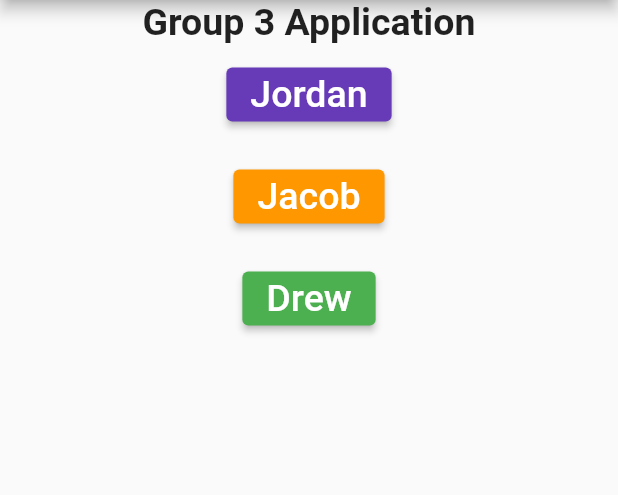
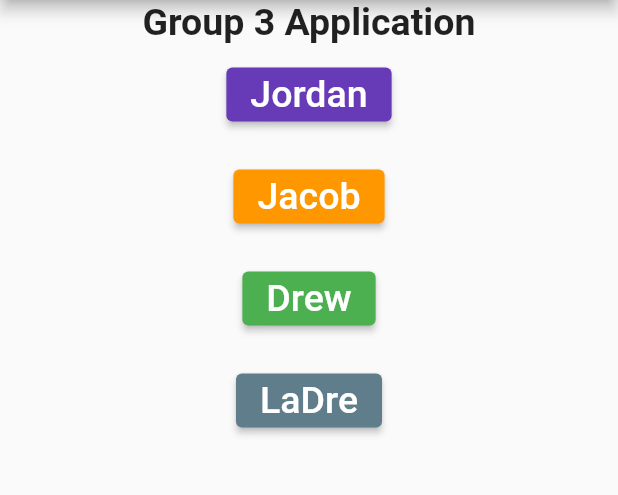
Before and after one commit to jordanlange/group3_A3, a Flutter app: the screen it shows after launch, on a phone screen of 412 x 824 dp, the part 84-579 px from its top. Run offline on Flutter 3.47's test engine with Material 2 defaults, Android fonts, the phone set to English and light mode, and no system bars.

Commit message:
LaDre commit

```diff
--- a/group3a3/lib/main.dart
+++ b/group3a3/lib/main.dart
@@ -98,6 +98,22 @@ class _MyHomePageState extends State<MyHomePage> {
                 ),
               ),
             ),
+            Padding(
+                padding: const EdgeInsets.all(10),
+                  child: ElevatedButton(
+                    onPressed: () {
+                      Navigator.push(context,
+                      MaterialPageRoute(builder: (context) => Dre()));
+                },
+                style: ElevatedButton.styleFrom(
+                  primary: Colors.blueGrey,
+                ),
+                child: Text(
+                  "LaDre",
+                  style: TextStyle(fontSize: 25),
+                ),
+              ),
+            ),
           ],
         ),
       ),
```
